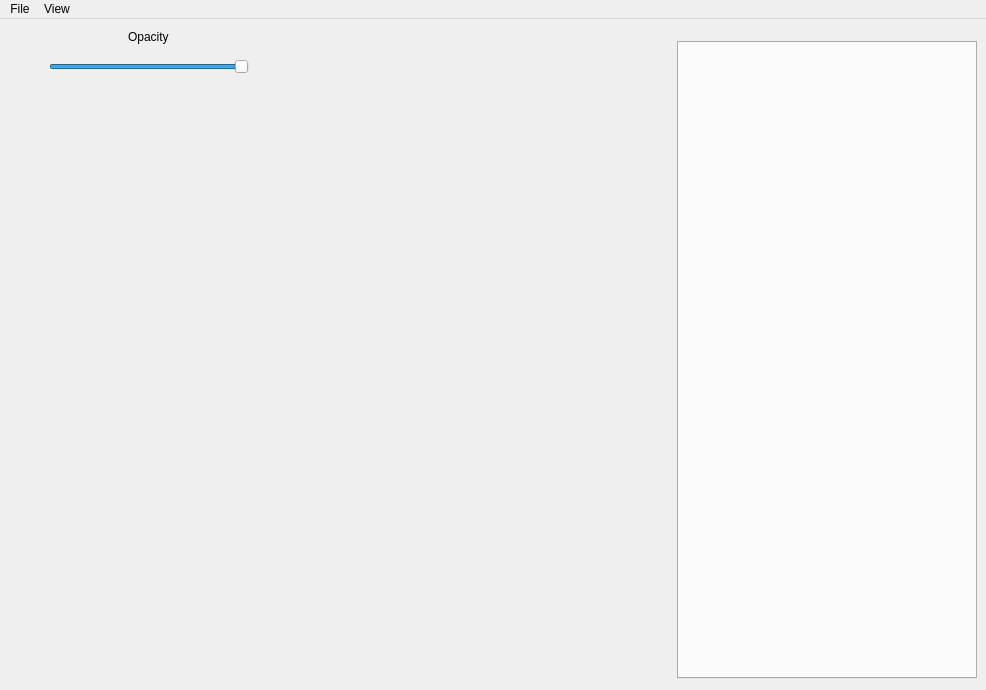
The window that src/mainwindow.ui (dboun/MultiPatientImageProcessing) describes before a commit, drawn with Qt 5.
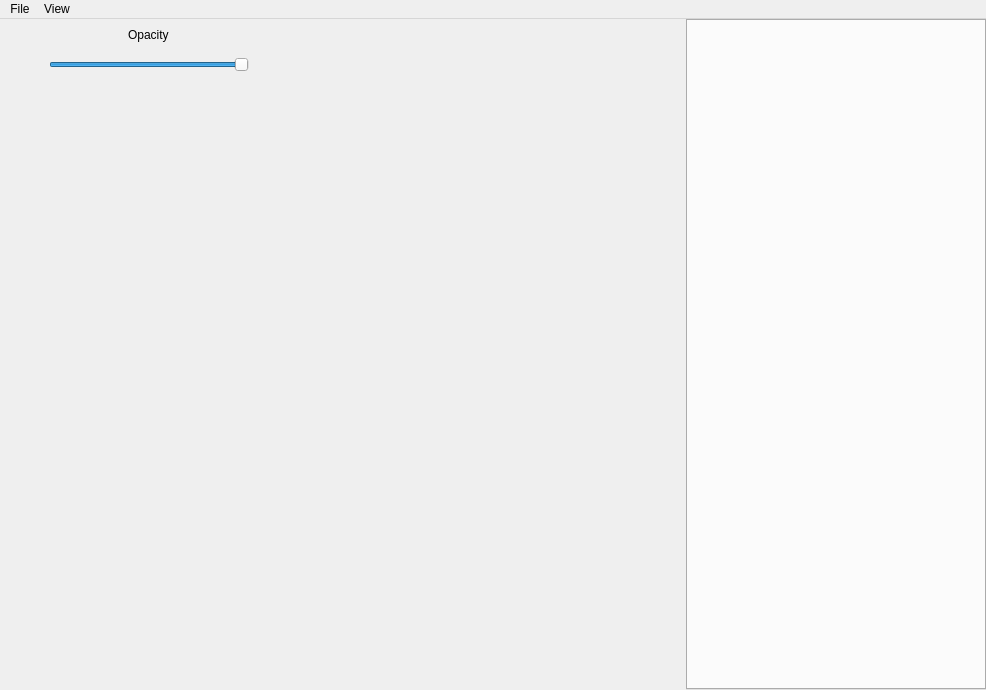
The same window after the commit. The open tabs and pages were chosen to show the change.

Commit message: Some failed GUI experiments

The edit to the form file:
```diff
--- a/src/mainwindow.ui
+++ b/src/mainwindow.ui
@@ -24,8 +24,14 @@
     <property name="leftMargin">
      <number>9</number>
     </property>
+    <property name="topMargin">
+     <number>0</number>
+    </property>
     <property name="rightMargin">
-     <number>9</number>
+     <number>0</number>
+    </property>
+    <property name="bottomMargin">
+     <number>0</number>
     </property>
     <item>
      <widget class="QWidget" name="leftPanel" native="true">
@@ -52,7 +58,7 @@
         <number>0</number>
        </property>
        <property name="topMargin">
-        <number>0</number>
+        <number>9</number>
        </property>
        <property name="rightMargin">
         <number>0</number>
@@ -174,8 +180,11 @@
        <property name="leftMargin">
         <number>0</number>
        </property>
+       <property name="topMargin">
+        <number>0</number>
+       </property>
        <property name="rightMargin">
-        <number>9</number>
+        <number>0</number>
        </property>
        <property name="bottomMargin">
         <number>0</number>
```
Left out of the diff: 2 changed lines with no effect on the pictures. The commit also changes 5 other files.
